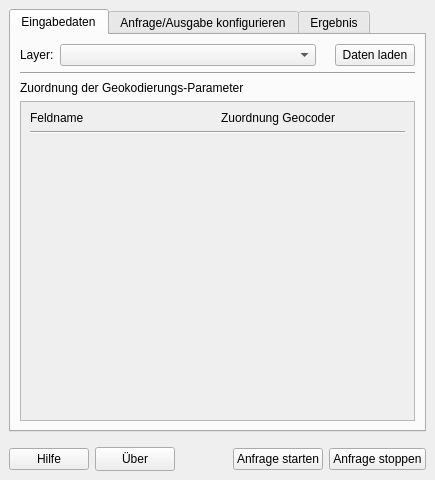
de-bkg/qgis-geocoder, file interface/ui/main_dockwidget.ui: the form before one commit.
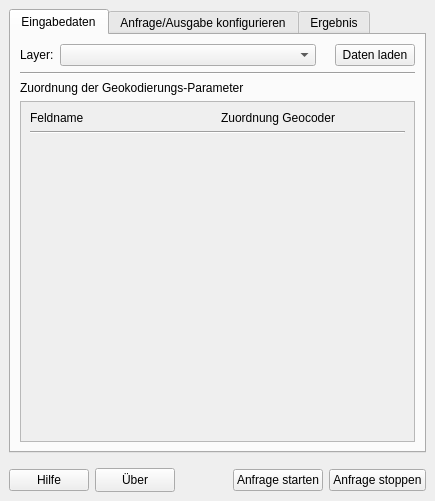
The form after the commit. Icons and pictures are not drawn. Custom widgets are drawn as their Qt base class.

What changed in the file:
```diff
--- a/interface/ui/main_dockwidget.ui
+++ b/interface/ui/main_dockwidget.ui
@@ -7,7 +7,7 @@
     <x>0</x>
     <y>0</y>
     <width>435</width>
-    <height>401</height>
+    <height>501</height>
    </rect>
   </property>
   <property name="layoutDirection">
@@ -249,7 +249,7 @@
                 <x>0</x>
                 <y>0</y>
                 <width>391</width>
-                <height>216</height>
+                <height>316</height>
                </rect>
               </property>
               <layout class="QVBoxLayout" name="verticalLayout_6">
```
